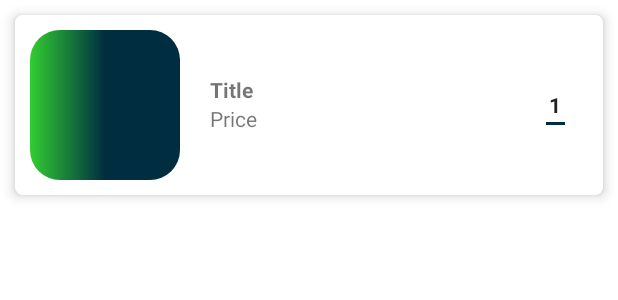
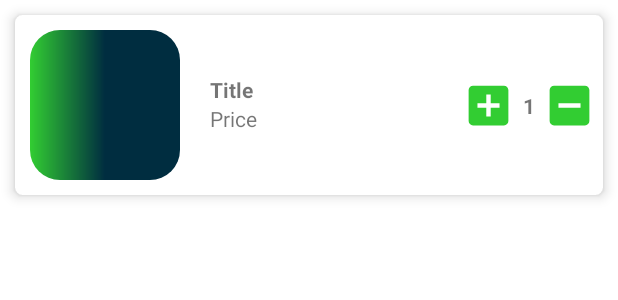
Before and after one commit to catacretu/eCommerceFoodApp, an Android app: the layout item_cart_view.xml on its own in the app's theme, with its tools: preview values and no code run, on a phone screen of 412 x 824 dp. Shown: the top 300 px of the screen. Run offline under Robolectric (Android 15) with nearby library versions, the phone set to English and light mode, and no system bars; network calls fail.

Commit message:
Add&Decrease button

```diff
--- /dev/null
+++ b/app/src/main/res/drawable/add_button.xml
@@ -0,0 +1,10 @@
+<vector xmlns:android="http://schemas.android.com/apk/res/android"
+    android:width="10dp"
+    android:height="10dp"
+    android:tint="#32CD32"
+    android:viewportWidth="24"
+    android:viewportHeight="24">
+    <path
+        android:fillColor="@android:color/white"
+        android:pathData="M19,3L5,3c-1.11,0 -2,0.9 -2,2v14c0,1.1 0.89,2 2,2h14c1.1,0 2,-0.9 2,-2L21,5c0,-1.1 -0.9,-2 -2,-2zM17,13h-4v4h-2v-4L7,13v-2h4L11,7h2v4h4v2z" />
+</vector>
--- /dev/null
+++ b/app/src/main/res/drawable/decrease_button.xml
@@ -0,0 +1,10 @@
+<vector xmlns:android="http://schemas.android.com/apk/res/android"
+    android:width="24dp"
+    android:height="24dp"
+    android:tint="#32CD32"
+    android:viewportWidth="24"
+    android:viewportHeight="24">
+    <path
+        android:fillColor="@android:color/white"
+        android:pathData="M19,3H5C3.9,3 3,3.9 3,5v14c0,1.1 0.9,2 2,2h14c1.1,0 2,-0.9 2,-2V5C21,3.9 20.1,3 19,3zM17,13H7v-2h10V13z" />
+</vector>
--- a/app/src/main/res/layout/item_cart_view.xml
+++ b/app/src/main/res/layout/item_cart_view.xml
@@ -42,7 +42,18 @@
             app:layout_constraintStart_toEndOf="@id/image"
             app:layout_constraintTop_toBottomOf="@id/title" />
 
-        <EditText
+        <Button
+            android:id="@+id/add_button"
+            android:layout_width="35dp"
+            android:layout_height="35dp"
+            android:layout_marginEnd="5dp"
+            android:background="@drawable/add_button"
+            app:layout_constraintBottom_toBottomOf="parent"
+            app:layout_constraintEnd_toStartOf="@id/quantity"
+            app:layout_constraintTop_toTopOf="parent" />
+
+
+        <TextView
             android:id="@+id/quantity"
             android:layout_width="wrap_content"
             android:layout_height="wrap_content"
@@ -52,8 +63,18 @@
             android:textStyle="bold"
             app:layout_constraintBottom_toBottomOf="parent"
             app:layout_constraintEnd_toEndOf="parent"
-            app:layout_constraintHorizontal_bias="0.9"
+            app:layout_constraintHorizontal_bias="0.8"
             app:layout_constraintStart_toEndOf="@id/title"
+            app:layout_constraintTop_toTopOf="parent" />
+
+        <Button
+            android:id="@+id/decrease_button"
+            android:layout_width="35dp"
+            android:layout_height="35dp"
+            android:layout_marginStart="5dp"
+            android:background="@drawable/decrease_button"
+            app:layout_constraintBottom_toBottomOf="parent"
+            app:layout_constraintStart_toEndOf="@id/quantity"
             app:layout_constraintTop_toTopOf="parent" />
     </androidx.constraintlayout.widget.ConstraintLayout>
 
```
Also changed, not shown: app/src/main/java/com/example/ecommercefoodapp/adapter/CartItemAdapter.kt (+10 -5 lines), app/src/main/java/com/example/ecommercefoodapp/screens/CartFragment.kt (+37 -11 lines).
